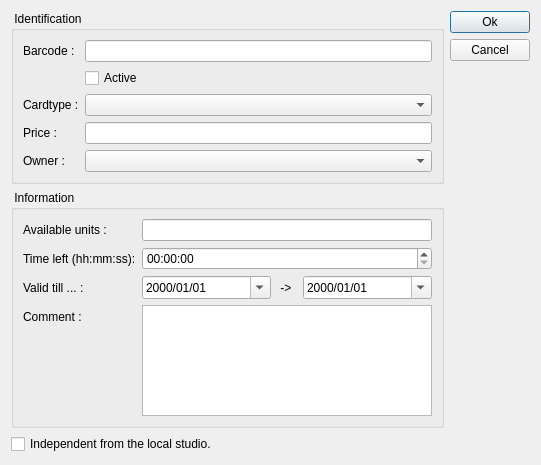
Before: the Qt Designer form client/dlgpatientcardedit.ui in tbikfalvi/Belenus, drawn with Qt 5.
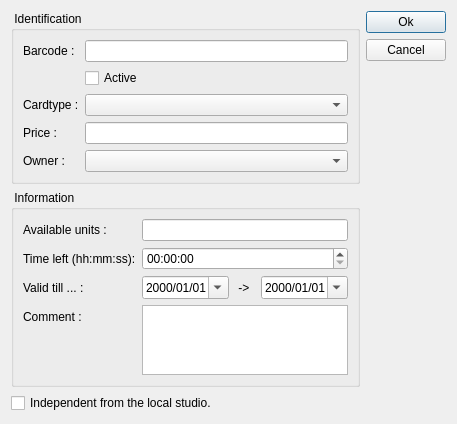
After: the same form once the commit is applied.

Commit message: Javitgatasok, editdlg label szinezes

What changed in the file:
```diff
--- a/client/dlgpatientcardedit.ui
+++ b/client/dlgpatientcardedit.ui
@@ -6,8 +6,8 @@
    <rect>
     <x>0</x>
     <y>0</y>
-    <width>541</width>
-    <height>465</height>
+    <width>440</width>
+    <height>380</height>
    </rect>
   </property>
   <property name="windowTitle">
```
The commit also changes 7 other files.
